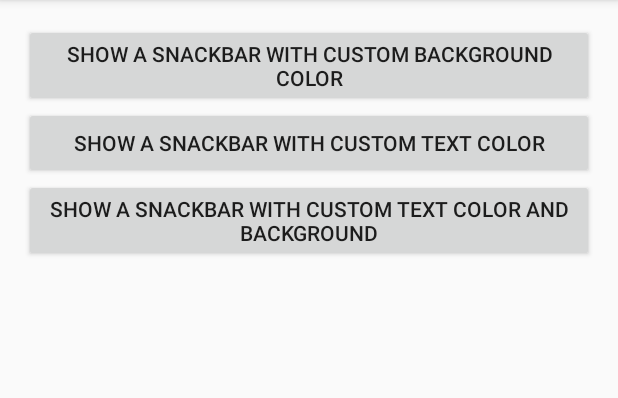
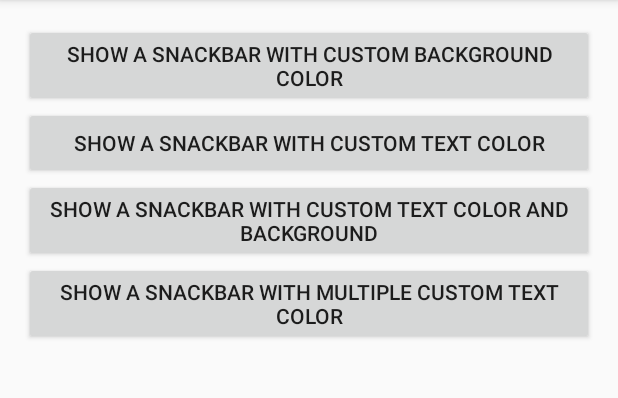
Before and after one commit to SandroMachado/restaurant, an Android app: the screen it shows after launch (MainActivity), on a phone screen of 412 x 824 dp, the part 84-482 px from its top. Run offline under Robolectric (Android 15) with nearby library versions, the phone set to English and light mode, and no system bars; libraries missing offline, so code that uses them is left out: com.sandro.restaurant.

Commit message:
Add append text support with custom color

```diff
--- a/Sample/RestaurantSample/app/src/main/res/layout/activity_main.xml
+++ b/Sample/RestaurantSample/app/src/main/res/layout/activity_main.xml
@@ -29,5 +29,10 @@
         android:layout_height="wrap_content"
         android:text="Show a Snackbar with custom text color and background"/>
 
+    <Button
+        android:id="@+id/button_snackbar_multiple_custom_text_color"
+        android:layout_width="match_parent"
+        android:layout_height="wrap_content"
+        android:text="Show a Snackbar with multiple custom text color"/>
 
 </LinearLayout>
```
Also changed, not shown: Sample/RestaurantSample/app/src/main/java/com/sandro/restaurantesample/MainActivity.java (+13 -0 lines), app/src/main/java/com/sandro/restaurant/Restaurant.java (+39 -3 lines).
